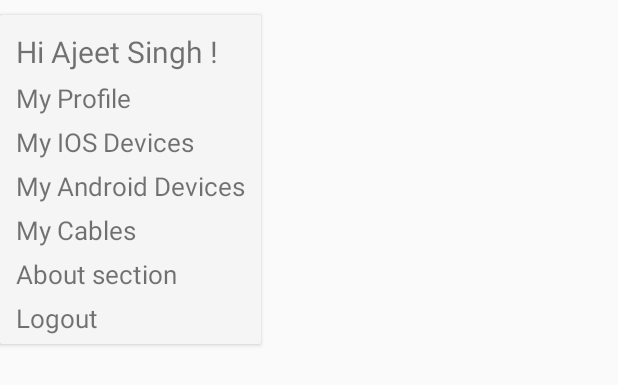
After one commit to ajeet5zx/ShareMyDevice, an Android app: the layout side_menu.xml on its own in the app's theme, with its tools: preview values and no code run, on a phone screen of 412 x 824 dp. The commit adds this screen. Shown: the top 385 px of the screen. Run offline under Robolectric (Android 15) with nearby library versions, the phone set to English and light mode, and no system bars.

Commit message:
side menu UI done

```diff
--- a/app/build.gradle
+++ b/app/build.gradle
@@ -4,7 +4,7 @@ android {
     compileSdkVersion 26
     defaultConfig {
         applicationId "com.singhnextjuggernaut.ajeetkumar.sharemydevice"
-        minSdkVersion 19
+        minSdkVersion 21
         targetSdkVersion 26
         versionCode 1
         versionName "1.0"
--- a/app/src/main/java/com/singhnextjuggernaut/ajeetkumar/sharemydevice/home.java
+++ b/app/src/main/java/com/singhnextjuggernaut/ajeetkumar/sharemydevice/home.java
@@ -1,7 +1,11 @@
 package com.singhnextjuggernaut.ajeetkumar.sharemydevice;
 
+import android.content.Context;
 import android.content.Intent;
+import android.graphics.Color;
+import android.graphics.drawable.ColorDrawable;
 import android.support.design.widget.TabLayout;
+import android.support.v4.content.ContextCompat;
 import android.support.v7.app.AppCompatActivity;
 
 import android.support.v4.app.Fragment;
@@ -10,12 +14,17 @@ import android.support.v4.app.FragmentPagerAdapter;
 import android.support.v4.view.ViewPager;
 import android.os.Bundle;
 import android.util.Log;
+import android.view.Gravity;
 import android.view.LayoutInflater;
 import android.view.Menu;
 import android.view.MenuItem;
 import android.view.View;
 import android.view.ViewGroup;
 
+import android.widget.Button;
+import android.widget.ImageView;
+import android.widget.LinearLayout;
+import android.widget.PopupWindow;
 import android.widget.TextView;
 
 import com.google.common.collect.Multimap;
@@ -48,6 +57,7 @@ public class home extends AppCompatActivity {
      * The {@link ViewPager} that will host the section contents.
      */
     private ViewPager mViewPager;
+    private ImageView side_menu;
 
     @Override
     protected void onCreate(Bundle savedInstanceState) {
@@ -95,6 +105,27 @@ public class home extends AppCompatActivity {
             @Override
             public void onFailure(Call<List<DeviceData>> call, Throwable t) {
                 Log.d("err",t.getMessage());
+            }
+        });
+
+        side_menu =(ImageView)findViewById(R.id.menu_button);
+        side_menu.setOnClickListener(new View.OnClickListener()
+
+        {
+            @Override
+            public void onClick (View view){
+                PopupWindow popupSort;
+
+                LayoutInflater inflater = (LayoutInflater) getSystemService(Context.LAYOUT_INFLATER_SERVICE);
+                View layout = inflater.inflate(R.layout.side_menu,
+                        (ViewGroup) findViewById(R.id.side_menu_card));
+                popupSort = new PopupWindow(layout, ViewGroup.LayoutParams.WRAP_CONTENT
+                        , ViewGroup.LayoutParams.WRAP_CONTENT, true);
+                popupSort.showAtLocation(view, Gravity.TOP|Gravity.RIGHT, 0, 50);
+                popupSort.setElevation(10);
+                popupSort.setBackgroundDrawable(new ColorDrawable(Color.RED));
+
+
             }
         });
 
@@ -191,5 +222,8 @@ public class home extends AppCompatActivity {
             // Show 3 total pages.
             return 3;
         }
+
+
     }
+
 }
--- /dev/null
+++ b/app/src/main/res/layout/side_menu.xml
@@ -0,0 +1,95 @@
+<?xml version="1.0" encoding="utf-8"?>
+<android.support.v7.widget.CardView
+    xmlns:android="http://schemas.android.com/apk/res/android"
+    xmlns:app="http://schemas.android.com/apk/res-auto"
+    android:id="@+id/side_menu_card"
+    android:layout_width="wrap_content"
+    android:layout_height="wrap_content"
+    android:layout_alignParentBottom="true"
+    android:layout_marginTop="10dp"
+    android:padding="10dp"
+    android:elevation="15dp"
+
+    >
+
+    <LinearLayout
+
+        android:layout_width="wrap_content"
+        android:layout_height="wrap_content"
+        android:background="#f5f5f5"
+        android:orientation="vertical"
+        android:paddingLeft="5dp"
+        android:paddingRight="5dp"
+        android:paddingTop="5dp">
+
+
+        <TextView
+            android:layout_width="wrap_content"
+            android:layout_height="wrap_content"
+            android:paddingLeft="5dp"
+            android:paddingRight="5dp"
+            android:paddingTop="5dp"
+            android:text="Hi Ajeet Singh !"
+            android:textSize="20sp" />
+
+        <TextView
+            android:layout_width="wrap_content"
+            android:layout_height="wrap_content"
+            android:paddingLeft="5dp"
+            android:paddingRight="5dp"
+            android:textSize="17sp"
+            android:paddingTop="5dp"
+            android:text="My Profile" />
+
+
+        <TextView
+            android:layout_width="wrap_content"
+            android:layout_height="wrap_content"
+            android:paddingLeft="5dp"
+            android:paddingRight="5dp"
+            android:paddingTop="5dp"
+            android:textSize="17sp"
+            android:text="My IOS Devices" />
+
+
+        <TextView
+            android:layout_width="wrap_content"
+            android:layout_height="wrap_content"
+            android:paddingLeft="5dp"
+            android:paddingRight="5dp"
+            android:paddingTop="5dp"
+            android:textSize="17sp"
+            android:text="My Android Devices" />
+
+
+        <TextView
+            android:layout_width="wrap_content"
+            android:layout_height="wrap_content"
+            android:paddingLeft="5dp"
+            android:paddingRight="5dp"
+            android:paddingTop="5dp"
+            android:textSize="17sp"
+            android:text="My Cables" />
+
+        <TextView
+            android:layout_width="wrap_content"
+            android:layout_height="wrap_content"
+            android:paddingLeft="5dp"
+            android:paddingRight="5dp"
+            android:paddingTop="5dp"
+            android:textSize="17sp"
+            android:text="About section" />
+        <TextView
+            android:layout_width="wrap_content"
+            android:layout_height="wrap_content"
+            android:paddingBottom="5dp"
+            android:paddingLeft="5dp"
+            android:paddingRight="5dp"
+            android:paddingTop="5dp"
+            android:textSize="17sp"
+            android:text="Logout" />
+
+
+    </LinearLayout>
+
+</android.support.v7.widget.CardView>
--- a/app/src/main/res/layout/titlebar.xml
+++ b/app/src/main/res/layout/titlebar.xml
@@ -37,6 +37,7 @@
             android:layout_height="wrap_content"
             android:layout_alignParentEnd="true"
             android:layout_centerVertical="true"
+            android:id="@+id/menu_button"
             android:padding="10dp"
             android:src="@drawable/ic_menu" />
 
```
